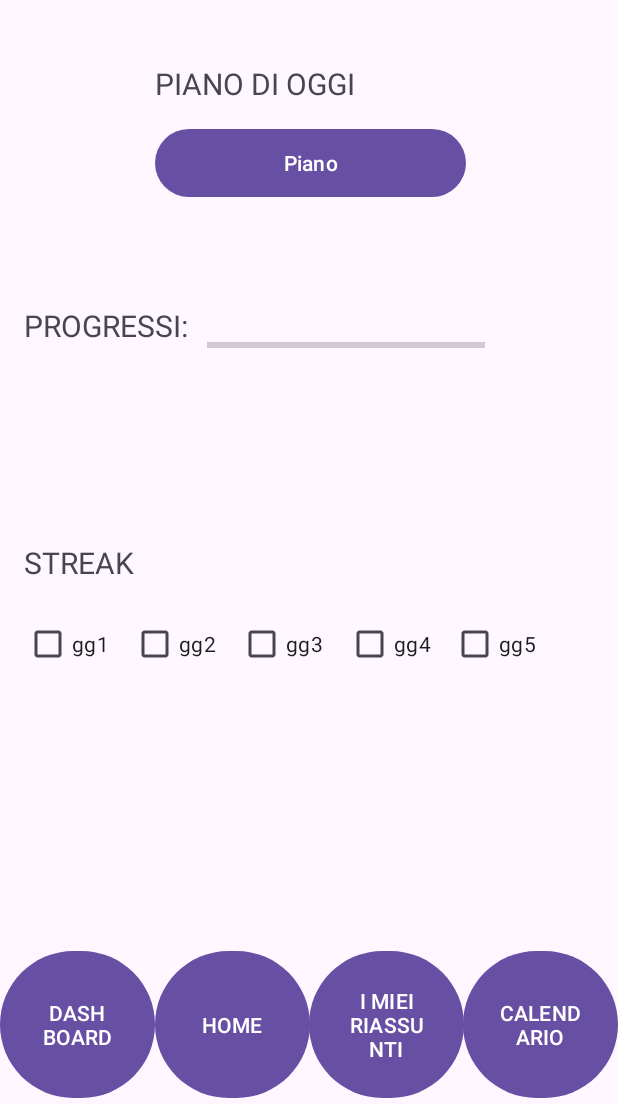
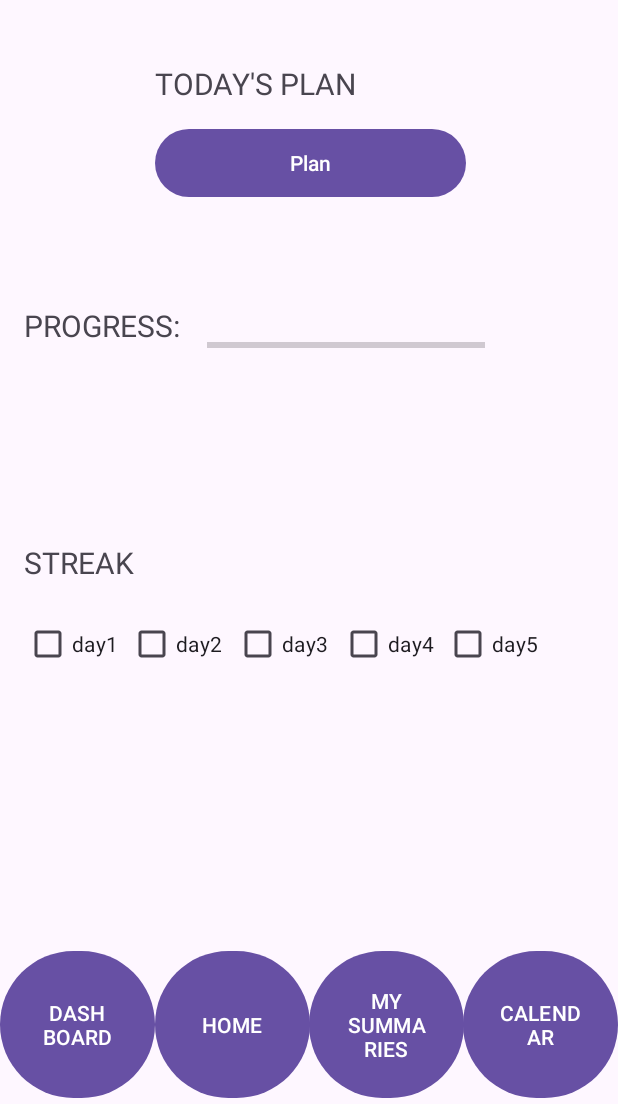
Before and after one commit to barbioo/UniPlan, an Android app: the screen it shows after launch (MainActivity), on a phone screen of 412 x 824 dp, the part 132-1236 px from its top. Run offline under Robolectric (Android 15) with nearby library versions, the phone set to English and light mode, and no system bars.

```diff
--- a/app/src/main/java/com/main/builder/api/RequestSender.kt
+++ b/app/src/main/java/com/main/builder/api/RequestSender.kt
@@ -29,6 +29,7 @@ class RequestSender(
         this.userRequest = "{\n  \"model\": \"open-mistral-7b\",\n  \"messages\": [\n    {\n      \"role\": \"user\",\n      \"content\": \"Try\"\n    }\n  ],\n  \"temperature\": 0.7,\n  \"top_p\": 1,\n  \"max_tokens\": 10,\n  \"stream\": false,\n  \"safe_prompt\": false,\n  \"random_seed\": 1337\n}"
     }
 
+    //restituisce una risposta json
     fun sendStandardCall(): String {
         return try {
             val client = OkHttpClient();
@@ -50,6 +51,6 @@ class RequestSender(
             e.message.toString()
         }
     }
-
+    //questa risposta è scritta nel file "x" che restituisce il content con data e nome materia
 
 }
--- a/app/src/main/res/layout/activity_main.xml
+++ b/app/src/main/res/layout/activity_main.xml
@@ -38,7 +38,7 @@
         android:id="@+id/textView2"
         android:layout_width="122dp"
         android:layout_height="45dp"
-        android:text="PROGRESSI:"
+        android:text="PROGRESS:"
         android:textSize="20dp"
         app:layout_constraintBottom_toBottomOf="parent"
         app:layout_constraintEnd_toEndOf="parent"
@@ -52,7 +52,7 @@
         android:id="@+id/button"
         android:layout_width="207dp"
         android:layout_height="53dp"
-        android:text="Piano"
+        android:text="Plan"
         app:layout_constraintBottom_toBottomOf="parent"
         app:layout_constraintEnd_toEndOf="parent"
         app:layout_constraintHorizontal_bias="0.504"
@@ -78,7 +78,7 @@
         android:id="@+id/checkBox"
         android:layout_width="wrap_content"
         android:layout_height="wrap_content"
-        android:text="gg1"
+        android:text="day1"
         app:layout_constraintBottom_toBottomOf="parent"
         app:layout_constraintEnd_toEndOf="parent"
         app:layout_constraintHorizontal_bias="0.045"
@@ -91,7 +91,7 @@
         android:id="@+id/checkBox2"
         android:layout_width="wrap_content"
         android:layout_height="wrap_content"
-        android:text="gg2"
+        android:text="day2"
         app:layout_constraintBottom_toBottomOf="parent"
         app:layout_constraintEnd_toEndOf="parent"
         app:layout_constraintHorizontal_bias="0.245"
@@ -104,7 +104,7 @@
         android:id="@+id/checkBox3"
         android:layout_width="wrap_content"
         android:layout_height="wrap_content"
-        android:text="gg3"
+        android:text="day3"
         app:layout_constraintBottom_toBottomOf="parent"
         app:layout_constraintEnd_toEndOf="parent"
         app:layout_constraintHorizontal_bias="0.446"
@@ -117,7 +117,7 @@
         android:id="@+id/checkBox4"
         android:layout_width="wrap_content"
         android:layout_height="wrap_content"
-        android:text="gg4"
+        android:text="day4"
         app:layout_constraintBottom_toBottomOf="parent"
         app:layout_constraintEnd_toEndOf="parent"
         app:layout_constraintHorizontal_bias="0.649"
@@ -130,7 +130,7 @@
         android:id="@+id/checkBox5"
         android:layout_width="wrap_content"
         android:layout_height="wrap_content"
-        android:text="gg5"
+        android:text="day5"
         app:layout_constraintBottom_toBottomOf="parent"
         app:layout_constraintEnd_toEndOf="parent"
         app:layout_constraintHorizontal_bias="0.847"
@@ -143,7 +143,7 @@
         android:id="@+id/textView"
         android:layout_width="207dp"
         android:layout_height="35dp"
-        android:text="PIANO DI OGGI"
+        android:text="TODAY'S PLAN"
         android:textSize="20dp"
         app:layout_constraintBottom_toBottomOf="parent"
         app:layout_constraintEnd_toEndOf="parent"
@@ -197,7 +197,7 @@
         android:id="@+id/button4"
         android:layout_width="103dp"
         android:layout_height="106dp"
-        android:text="I MIEI RIASSUNTI"
+        android:text="MY SUMMARIES"
         app:layout_constraintBottom_toBottomOf="parent"
         app:layout_constraintEnd_toEndOf="parent"
         app:layout_constraintHorizontal_bias="0.668"
@@ -210,7 +210,7 @@
         android:id="@+id/button5"
         android:layout_width="103dp"
         android:layout_height="106dp"
-        android:text="CALENDARIO"
+        android:text="CALENDAR"
         app:layout_constraintBottom_toBottomOf="parent"
         app:layout_constraintEnd_toEndOf="parent"
         app:layout_constraintHorizontal_bias="1.0"
```
Also changed, not shown: app/src/main/AndroidManifest.xml (+9 -1 lines), 3 other files.
